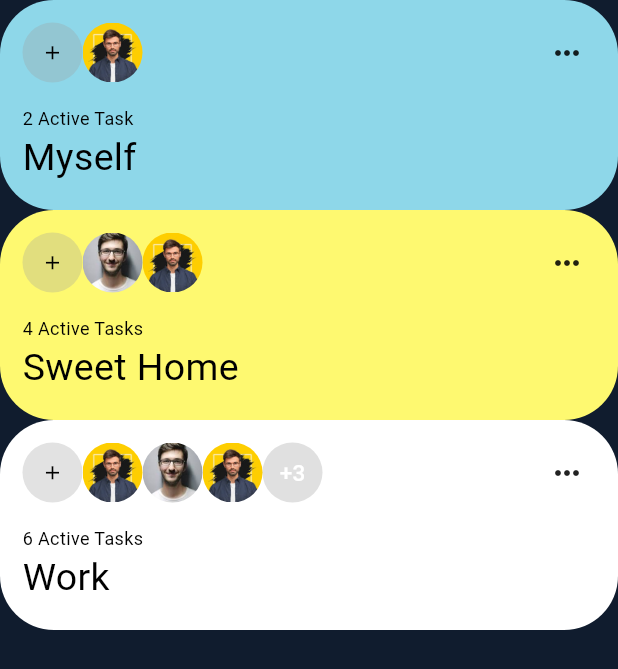
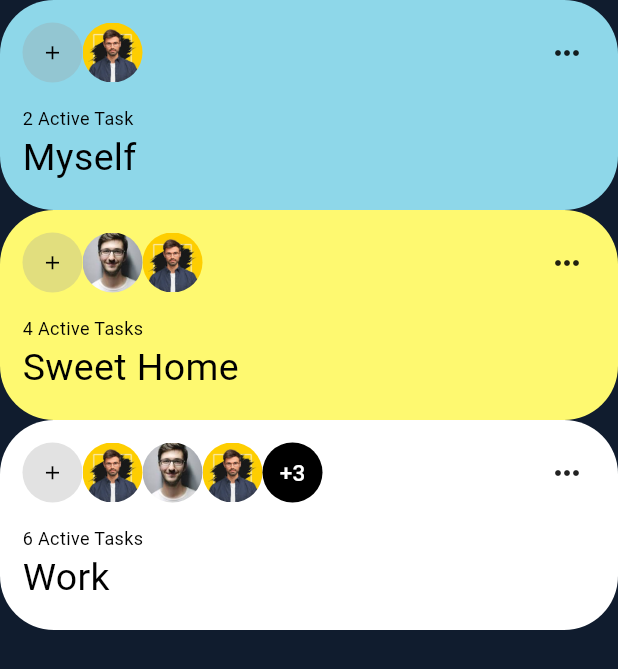
Before and after one commit to kutigbolahan/Dribble-Task, a Flutter app: the BoardsScreen screen opened directly, on a phone screen of 412 x 824 dp. Shown: the top 669 px of the screen. Run offline on Flutter 3.47's test engine with Material 3 defaults, Android fonts, the phone set to English and light mode, and no system bars.

Commit message:
new changes

```diff
--- a/lib/BoardsScreen.dart
+++ b/lib/BoardsScreen.dart
@@ -84,7 +84,7 @@ class BoardsScreen extends StatelessWidget {
                         width: 40,
                         height: 40,
                         decoration: const BoxDecoration(
-                            shape: BoxShape.circle, color: Colors.black12),
+                            shape: BoxShape.circle, color: Colors.black),
                         child: const Center(
                           child: Text('+3',
                               style: TextStyle(
```
